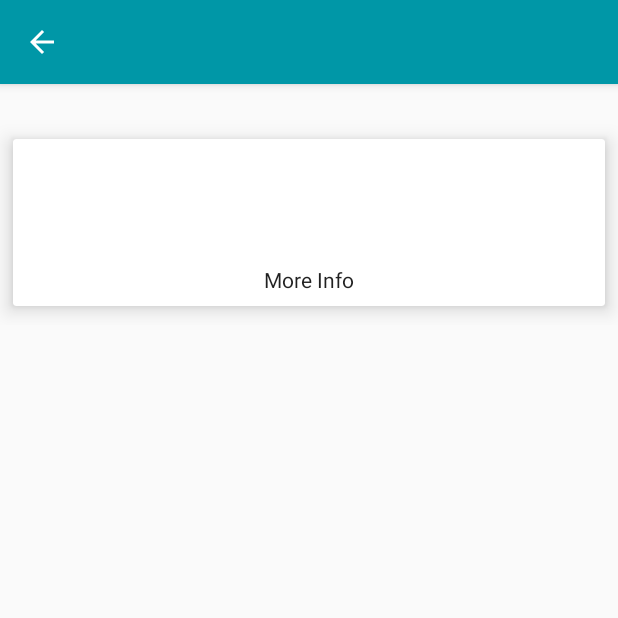
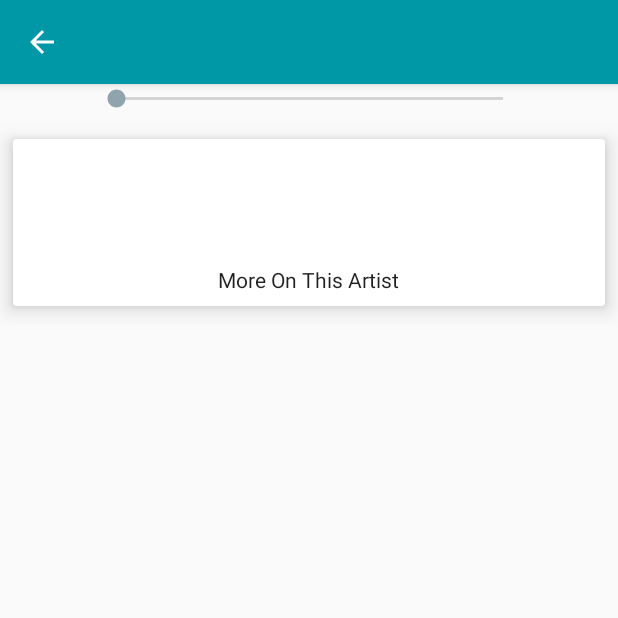
Before and after one commit to eaguerr/EduardsPlaylist, an Android app: the FoodActivity screen opened directly, with no data from a screen before it, on a phone screen of 412 x 824 dp, the top half of it. Run offline under Robolectric (Android 15) with nearby library versions, the phone set to English and light mode, and no system bars; our stand-ins replace EventBus; 3 statements that could not run were skipped.

Commit message:
basically done with it

```diff
--- a/app/src/main/java/com/raywenderlich/android/foodmart/ui/detail/FoodActivity.kt
+++ b/app/src/main/java/com/raywenderlich/android/foodmart/ui/detail/FoodActivity.kt
@@ -36,8 +36,10 @@ import android.content.Intent
 import android.media.MediaPlayer
 import android.net.Uri
 import android.os.Bundle
+import android.os.Handler
 import android.support.v4.content.ContextCompat
 import android.support.v7.app.AppCompatActivity
+import android.widget.SeekBar
 import android.widget.Toast
 import com.raywenderlich.android.foodmart.R
 import com.raywenderlich.android.foodmart.app.toast
@@ -49,8 +51,6 @@ import org.greenrobot.eventbus.Subscribe
 import org.greenrobot.eventbus.ThreadMode
 
 class FoodActivity : AppCompatActivity(), FoodContract.View {
-
-    lateinit var mediaPlayer: MediaPlayer
 
     override lateinit var presenter: FoodContract.Presenter
 
@@ -64,6 +64,10 @@ class FoodActivity : AppCompatActivity(), FoodContract.View {
         }
     }
 
+    lateinit var mediaPlayer: MediaPlayer
+    private lateinit var runnable:Runnable
+    private var handler: Handler = Handler()
+    private var pause:Boolean = false
     override fun onCreate(savedInstanceState: Bundle?) {
         super.onCreate(savedInstanceState)
         setContentView(R.layout.activity_food)
@@ -143,22 +147,65 @@ class FoodActivity : AppCompatActivity(), FoodContract.View {
                     mediaPlayer.start()
                 }
                 Toast.makeText(this, "media playing", Toast.LENGTH_SHORT).show()
+                initializeSeekBar()
+                fab.isEnabled = false
+                fabStop.isEnabled = true
+
+                mediaPlayer.setOnCompletionListener {
+                    fab.isEnabled = true
+                    fabStop.isEnabled = false
+                    Toast.makeText(this,"end",Toast.LENGTH_SHORT).show()
+                }
+
             }
         }
 
-        fabStop.setOnClickListener {
-            if (mediaPlayer.isPlaying) {
+        fabStop.setOnClickListener{
+            if(mediaPlayer.isPlaying || pause.equals(true)){
+                pause = false
+                seek_bar.setProgress(0)
                 mediaPlayer.stop()
-                Toast.makeText(this, "media has been stopped", Toast.LENGTH_SHORT).show()
+                mediaPlayer.reset()
+                mediaPlayer.release()
+                handler.removeCallbacks(runnable)
+
+                fab.isEnabled = true
+                fabStop.isEnabled = false
+                tv_pass.text = ""
+                tv_due.text = ""
+                Toast.makeText(this,"media stop",Toast.LENGTH_SHORT).show()
             }
         }
 
-        fabPause.setOnClickListener {
-            if (mediaPlayer.isPlaying) {
-                mediaPlayer.pause()
-                Toast.makeText(this, "media has been pause", Toast.LENGTH_SHORT).show()
+        seek_bar.setOnSeekBarChangeListener(object : SeekBar.OnSeekBarChangeListener {
+            override fun onProgressChanged(seekBar: SeekBar, i: Int, b: Boolean) {
+                if (b) {
+                    mediaPlayer.seekTo(i * 1000)
+                }
             }
+
+            override fun onStartTrackingTouch(seekBar: SeekBar) {
+            }
+
+            override fun onStopTrackingTouch(seekBar: SeekBar) {
+            }
+        })
+
+    }
+
+    private fun initializeSeekBar() {
+        seek_bar.max = mediaPlayer.seconds
+
+        runnable = Runnable {
+            seek_bar.progress = mediaPlayer.currentSeconds
+
+            tv_pass.text = "${mediaPlayer.currentSeconds} sec"
+            val diff = mediaPlayer.seconds - mediaPlayer.currentSeconds
+            tv_due.text = "$diff sec"
+
+            handler.postDelayed(runnable, 1000)
         }
+        handler.postDelayed(runnable, 1000)
     }
 
     override fun onResume() {
@@ -180,3 +227,13 @@ class FoodActivity : AppCompatActivity(), FoodContract.View {
         toast(if (isInCart) getString(R.string.added_to_cart) else getString(R.string.removed_from_cart))
     }
 }
+
+val MediaPlayer.seconds:Int
+    get() {
+        return this.duration / 1000
+    }
+// Creating an extension property to get media player current position in seconds
+val MediaPlayer.currentSeconds:Int
+    get() {
+        return this.currentPosition/1000
+    }
--- a/app/src/main/res/layout/activity_food.xml
+++ b/app/src/main/res/layout/activity_food.xml
@@ -123,30 +123,52 @@
     android:id="@+id/fab"
     android:layout_width="wrap_content"
     android:layout_height="wrap_content"
-    android:layout_marginStart="@dimen/padding_standard"
-      android:layout_marginEnd="@dimen/padding_standard"
+    android:layout_marginStart="@dimen/padding_half"
+      android:layout_marginEnd="@dimen/padding_half"
     android:src="@drawable/play128"
     app:layout_anchor="@id/appBarLayout"
     app:layout_anchorGravity="bottom|left" />
 
-  <android.support.design.widget.FloatingActionButton
-      android:id="@+id/fabPause"
-      android:layout_width="wrap_content"
-      android:layout_height="wrap_content"
-      android:layout_marginStart="@dimen/padding_standard"
-      android:layout_marginEnd="@dimen/padding_standard"
-      android:src="@drawable/pause128"
-      app:layout_anchor="@id/appBarLayout"
-      app:layout_anchorGravity="bottom|center" />
+
 
   <android.support.design.widget.FloatingActionButton
     android:id="@+id/fabStop"
       android:layout_width="wrap_content"
       android:layout_height="wrap_content"
-      android:layout_marginStart="@dimen/padding_standard"
-    android:layout_marginEnd="@dimen/padding_standard"
+      android:layout_marginStart="@dimen/padding_half"
+    android:layout_marginEnd="@dimen/padding_half"
     android:src="@drawable/stop128"
     app:layout_anchor="@id/appBarLayout"
     app:layout_anchorGravity="bottom|right" />
 
+  <RelativeLayout
+      android:id="@+id/seek_bar_relativelay"
+      android:layout_width="290dp"
+      android:layout_marginStart="@dimen/padding_standard"
+      android:layout_marginEnd="@dimen/padding_standard"
+      android:layout_height="wrap_content"
+      app:layout_anchor="@id/appBarLayout"
+      app:layout_anchorGravity="bottom|center"
+      >
+
+    <TextView
+        android:id="@+id/tv_pass"
+        android:layout_width="wrap_content"
+        android:layout_height="wrap_content"/>
+
+    <TextView
+        android:id="@+id/tv_due"
+        android:layout_width="wrap_content"
+        android:layout_height="wrap_content"
+        android:layout_alignParentEnd="true"
+        android:layout_alignParentRight="true" />
+
+    <SeekBar
+        android:id="@+id/seek_bar"
+        android:layout_width="match_parent"
+        android:layout_height="wrap_content"
+        android:layout_below="@id/tv_pass"
+        android:saveEnabled="false" />
+  </RelativeLayout>
+
 </android.support.design.widget.CoordinatorLayout>
--- a/app/src/main/res/values/strings.xml
+++ b/app/src/main/res/values/strings.xml
@@ -1,7 +1,7 @@
 <resources>
   <string name="app_name">Eduards Playlist</string>
   <string name="content_description_food_image">Food Item</string>
-  <string name="more_info">More Info</string>
+  <string name="more_info">More On This Artist</string>
   <string name="add_button">Add button</string>
   <string name="cart">Cart</string>
   <string name="cart_icon">Cart Icon</string>
```
Also changed, not shown: app/src/main/assets/foods.json (+13 -13 lines), 22 other files.
